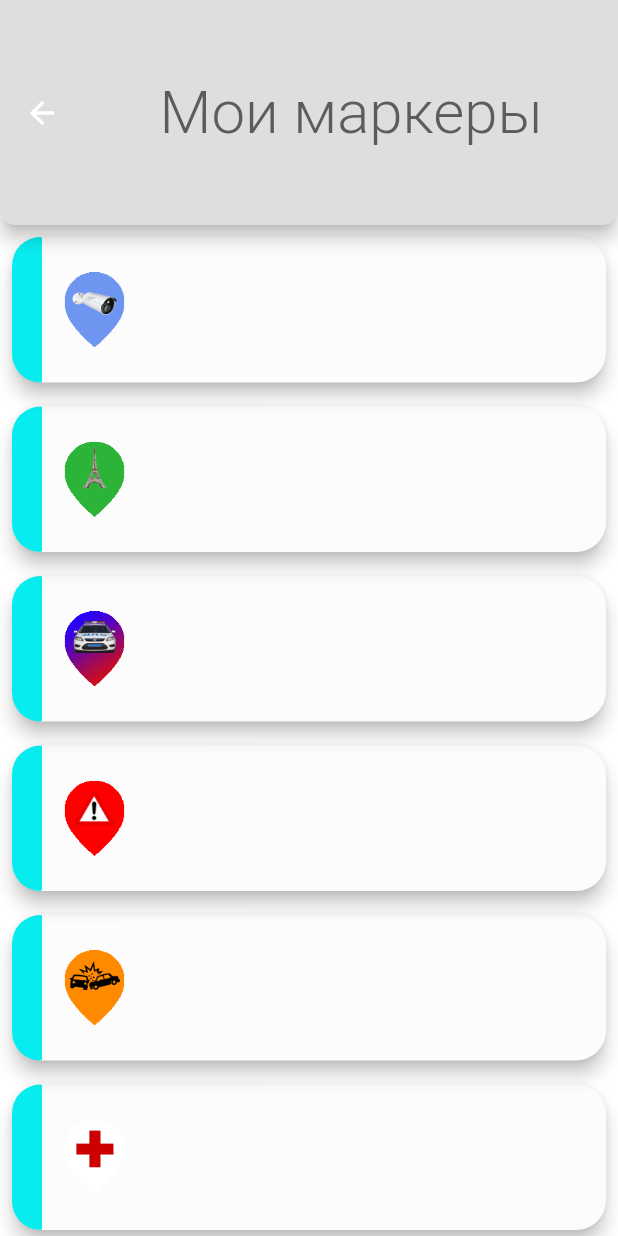
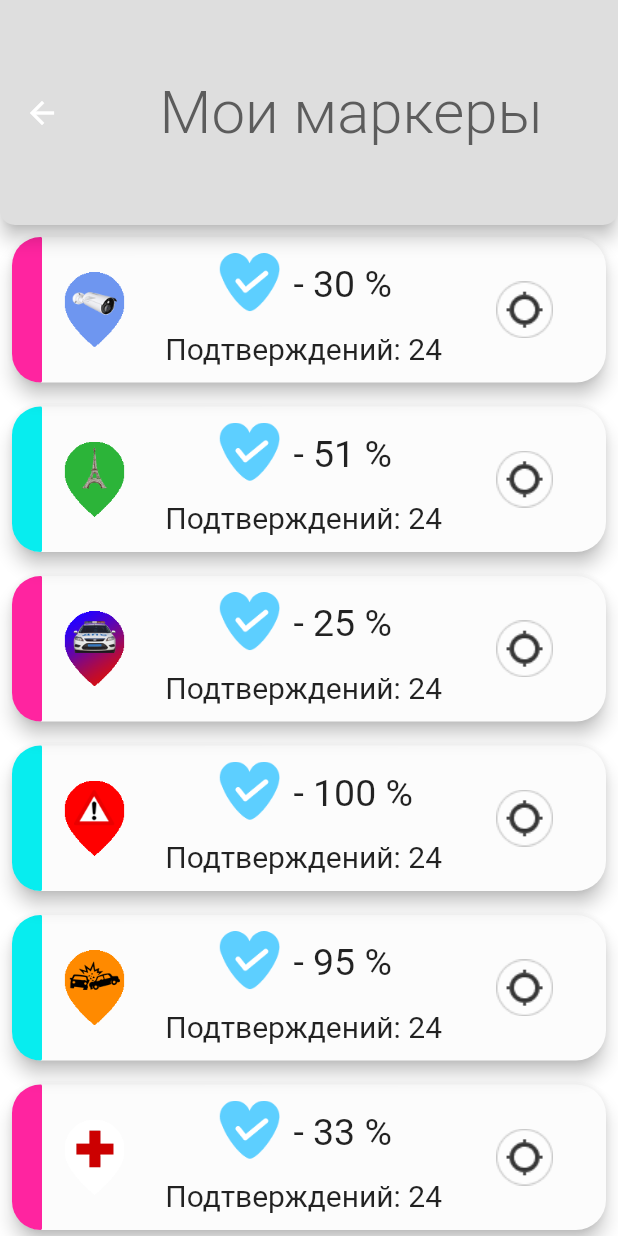
Before and after one commit to shifanyer/attention_map, a Flutter app: the MyMarkers screen opened directly, on a phone screen of 412 x 824 dp. Run offline on Flutter 3.47's test engine with Material 2 defaults, Android fonts, the phone set to English and light mode, and no system bars; our stand-ins replace firebase_core, firebase_database, firebase_storage, fluttertoast, google_maps_flutter, location; missing offline and left inert: firebase, geocoder; accounts and stored records are empty.

Commit message:
Дизайн моих маркеров WIP

```diff
--- a/lib/my_markers/my_markers.dart
+++ b/lib/my_markers/my_markers.dart
@@ -3,7 +3,6 @@ import 'package:flutter/cupertino.dart';
 import 'package:flutter/material.dart';
 
 class MyMarkers extends StatelessWidget with ThemeOne {
-
   var cardHeight = 105.0;
   var edgeCornerRadius = 20.0;
 
@@ -21,7 +20,6 @@ class MyMarkers extends StatelessWidget with ThemeOne {
 
   @override
   Widget build(BuildContext context) {
-
     return Scaffold(
       backgroundColor: Colors.white,
       appBar: AppBar(
@@ -113,14 +111,13 @@ class MyMarkers extends StatelessWidget with ThemeOne {
                             height: cardHeight,
                             width: 20,
                             decoration: BoxDecoration(
-                              color: ThemeOne().forColor,
+                                color: (markerPercentage[i] >= 50) ? ThemeOne().forColor : ThemeOne().againstColor,
                                 borderRadius: BorderRadius.only(
                                   topLeft: Radius.circular(edgeCornerRadius),
                                   topRight: Radius.circular(1.0),
                                   bottomLeft: Radius.circular(edgeCornerRadius),
                                   bottomRight: Radius.circular(1.0),
-                                )
-                            ),
+                                )),
                           ),
                           SizedBox(
                             width: 10,
@@ -130,10 +127,53 @@ class MyMarkers extends StatelessWidget with ThemeOne {
                             height: 50,
                             child: Image.asset(markerImageAssets[i]),
                           ),
-                          Column(
+                          Container(
+                            height: cardHeight,
+                            width: MediaQuery.of(context).size.width / 1.8,
+                            child: Column(
                               children: [
-
+                                SizedBox(
+                                  height: (cardHeight - 2 * cardHeight / 2.5) / 2,
+                                ),
+                                Container(
+                                  height: cardHeight / 2.5,
+                                  width: MediaQuery.of(context).size.width / 3,
+                                  child: Row(
+                                    children: [
+                                      SizedBox(
+                                        width: 10,
+                                      ),
+                                      Container(
+                                        width: cardHeight / 2.3,
+                                        height: cardHeight / 2.5,
+                                        child: Image.asset('assets/heart_like.png'),
+                                      ),
+                                      Text(
+                                        ' - ${markerPercentage[i].truncate()} %',
+                                        style: TextStyle(fontSize: 25),
+                                      ),
                                     ],
+                                  ),
+                                ),
+                                Container(
+                                  height: cardHeight / 2.4,
+                                  child: Center(
+                                    child: Text(
+                                      'Подтверждений: 24',
+                                      style: TextStyle(fontSize: 20),
+                                    ),
+                                  ),
+                                ),
+                              ],
+                            ),
+                          ),
+                          SizedBox(
+                            width: 10,
+                          ),
+                          Container(
+                            width: cardHeight / 2.3,
+                            height: cardHeight / 2.5,
+                            child: Image.asset('assets/geo_icon_button.png'),
                           ),
                         ],
                       ),
@@ -191,7 +231,6 @@ class MyMarkers extends StatelessWidget with ThemeOne {
                 ),
                 */
               ),
-
           ],
         ),
       ),
--- a/pubspec.yaml
+++ b/pubspec.yaml
@@ -72,6 +72,8 @@ flutter:
     - assets/danger_marker.png
     - assets/likeUPD.png
     - assets/dislikeUPD.png
+    - assets/heart_like.png
+    - assets/geo_icon_button.png
 
   # An image asset can refer to one or more resolution-specific "variants", see
   # https://flutter.dev/assets-and-images/#resolution-aware.
```
Also changed, not shown: assets/geo_icon_button.png (added), assets/heart_like.png (added). Lines whose indentation alone changed are shown as unchanged.
